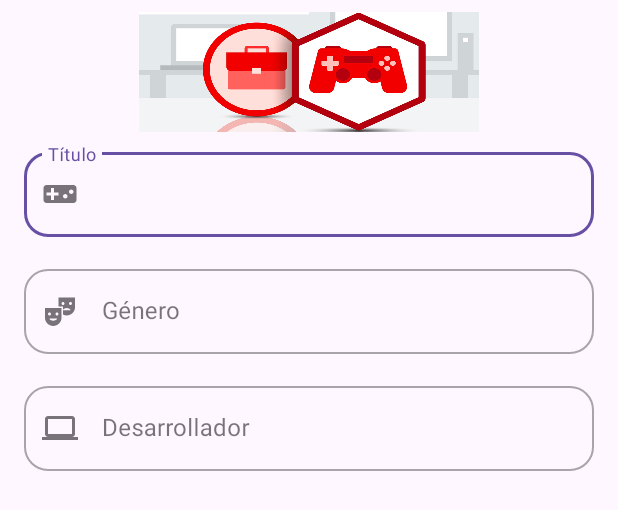
After one commit to diplomoviles/VideoGamesDB, an Android app: the layout game_dialog.xml on its own in the app's theme, with its tools: preview values and no code run, on a phone screen of 412 x 824 dp. The commit adds this screen. Shown: the top 510 px of the screen. Run offline under Robolectric (Android 15) with nearby library versions, the phone set to English and light mode, and no system bars.

Commit message:
Ejercicio finalizado

```diff
--- a/app/src/main/res/layout/activity_main.xml
+++ b/app/src/main/res/layout/activity_main.xml
@@ -25,6 +25,7 @@
         android:visibility="invisible" />
 
     <com.google.android.material.floatingactionbutton.FloatingActionButton
+        android:id="@+id/fabAdd"
         android:layout_width="wrap_content"
         android:layout_height="wrap_content"
         android:layout_gravity="bottom|end"
--- /dev/null
+++ b/app/src/main/res/layout/game_dialog.xml
@@ -0,0 +1,105 @@
+<?xml version="1.0" encoding="utf-8"?>
+<LinearLayout xmlns:android="http://schemas.android.com/apk/res/android"
+    xmlns:app="http://schemas.android.com/apk/res-auto"
+    android:layout_width="match_parent"
+    android:layout_height="wrap_content"
+    android:orientation="vertical">
+
+    <ImageView
+        android:id="@+id/ivHeader"
+        android:layout_width="match_parent"
+        android:layout_height="80dp"
+        android:layout_marginTop="8dp"
+        android:contentDescription="Header"
+        android:scaleType="fitCenter"
+        app:srcCompat="@drawable/header" />
+
+    <com.google.android.material.textfield.TextInputLayout
+        android:id="@+id/tilTitle"
+        style="@style/Widget.MaterialComponents.TextInputLayout.OutlinedBox"
+        android:layout_width="match_parent"
+        android:layout_height="wrap_content"
+        android:layout_marginStart="16dp"
+        android:layout_marginTop="8dp"
+        android:layout_marginEnd="16dp"
+        android:layout_marginBottom="8dp"
+        android:hint="@string/hintTitulo"
+        app:boxBackgroundMode="outline"
+        app:boxCornerRadiusBottomEnd="16dp"
+        app:boxCornerRadiusBottomStart="16dp"
+        app:boxCornerRadiusTopEnd="16dp"
+        app:boxCornerRadiusTopStart="16dp"
+        app:startIconDrawable="@drawable/ic_title">
+
+        <com.google.android.material.textfield.TextInputEditText
+            android:id="@+id/tietTitle"
+            android:layout_width="match_parent"
+            android:layout_height="wrap_content"
+            android:imeOptions="actionDone"
+            android:inputType="text"
+            android:maxLines="1">
+
+        </com.google.android.material.textfield.TextInputEditText>
+
+    </com.google.android.material.textfield.TextInputLayout>
+
+    <com.google.android.material.textfield.TextInputLayout
+        android:id="@+id/tilGenre"
+        style="@style/Widget.MaterialComponents.TextInputLayout.OutlinedBox"
+        android:layout_width="match_parent"
+        android:layout_height="wrap_content"
+        android:layout_marginStart="16dp"
+        android:layout_marginTop="8dp"
+        android:layout_marginEnd="16dp"
+        android:layout_marginBottom="8dp"
+        android:hint="Género"
+        app:boxBackgroundMode="outline"
+        app:boxCornerRadiusBottomEnd="16dp"
+        app:boxCornerRadiusBottomStart="16dp"
+        app:boxCornerRadiusTopEnd="16dp"
+        app:boxCornerRadiusTopStart="16dp"
+        app:startIconDrawable="@drawable/ic_genre">
+
+        <com.google.android.material.textfield.TextInputEditText
+            android:id="@+id/tietGenre"
+            android:layout_width="match_parent"
+            android:layout_height="wrap_content"
+            android:imeOptions="actionDone"
+            android:inputType="text"
+            android:maxLines="1">
+
+        </com.google.android.material.textfield.TextInputEditText>
+
+    </com.google.android.material.textfield.TextInputLayout>
+
+    <com.google.android.material.textfield.TextInputLayout
+        android:id="@+id/tilDeveloper"
+        style="@style/Widget.MaterialComponents.TextInputLayout.OutlinedBox"
+        android:layout_width="match_parent"
+        android:layout_height="wrap_content"
+        android:layout_marginStart="16dp"
+        android:layout_marginTop="8dp"
+        android:layout_marginEnd="16dp"
+        android:layout_marginBottom="8dp"
+        android:hint="Desarrollador"
+        app:boxBackgroundMode="outline"
+        app:boxCornerRadiusBottomEnd="16dp"
+        app:boxCornerRadiusBottomStart="16dp"
+        app:boxCornerRadiusTopEnd="16dp"
+        app:boxCornerRadiusTopStart="16dp"
+        app:startIconDrawable="@drawable/ic_developer">
+
+        <com.google.android.material.textfield.TextInputEditText
+            android:id="@+id/tietDeveloper"
+            android:layout_width="match_parent"
+            android:layout_height="wrap_content"
+            android:imeOptions="actionDone"
+            android:inputType="text"
+            android:maxLines="1">
+
+        </com.google.android.material.textfield.TextInputEditText>
+
+    </com.google.android.material.textfield.TextInputLayout>
+
+
+</LinearLayout>
--- a/app/src/main/res/values/strings.xml
+++ b/app/src/main/res/values/strings.xml
@@ -1,3 +1,5 @@
 <resources>
     <string name="app_name">VideoGames DB</string>
+    <string name="savedGame">Juego guardado exitosamente</string>
+    <string name="hintTitulo">Título</string>
 </resources>
```
Also changed, not shown: app/src/main/java/com/amaurypm/videogamesdb/extra/lambdas.kt (added, +24 -0 lines), app/src/main/java/com/amaurypm/videogamesdb/ui/GameAdapter.kt (added, +44 -0 lines), app/src/main/java/com/amaurypm/videogamesdb/ui/GameDialog.kt (added, +228 -0 lines), app/src/main/java/com/amaurypm/videogamesdb/ui/GameViewHolder.kt (added, +21 -0 lines), app/src/main/java/com/amaurypm/videogamesdb/ui/MainActivity.kt (+60 -1 lines).
